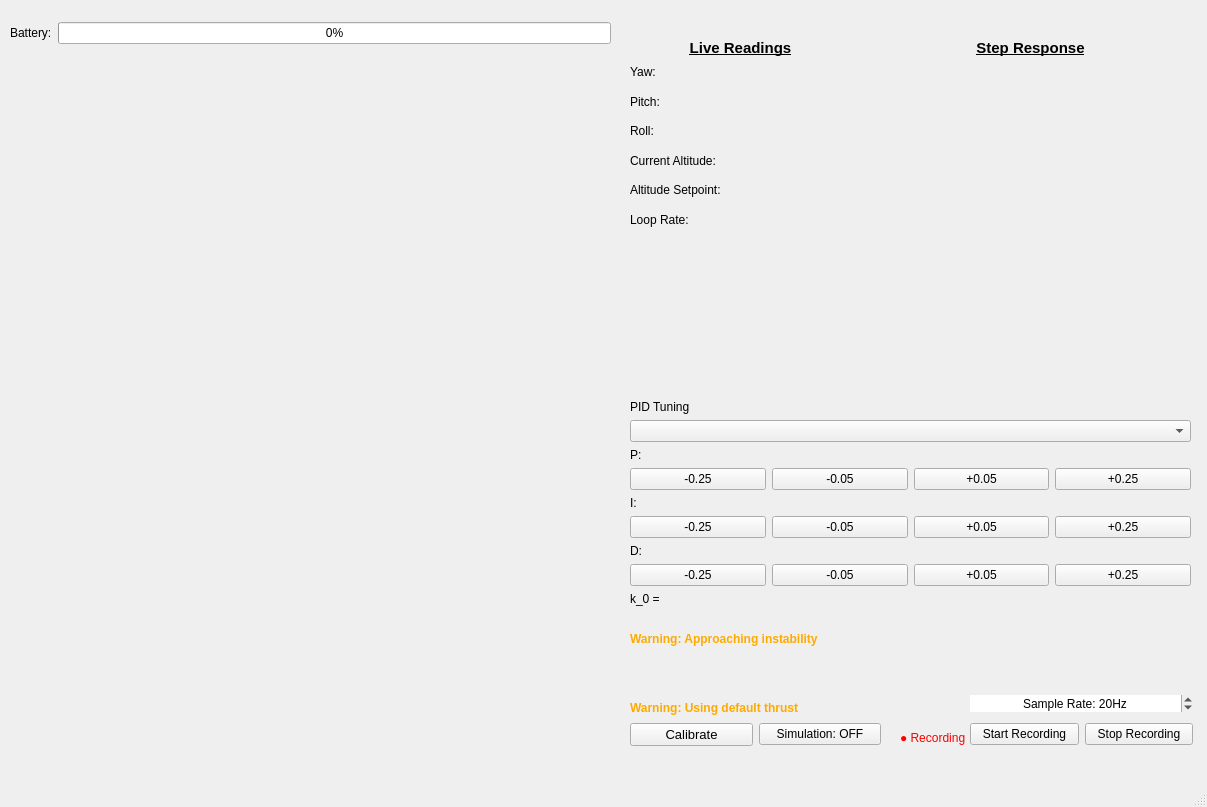
Qt form GUI/ui/designer files/main_window.ui (Jone-the-creator/Digital_Twin_client) before a commit.
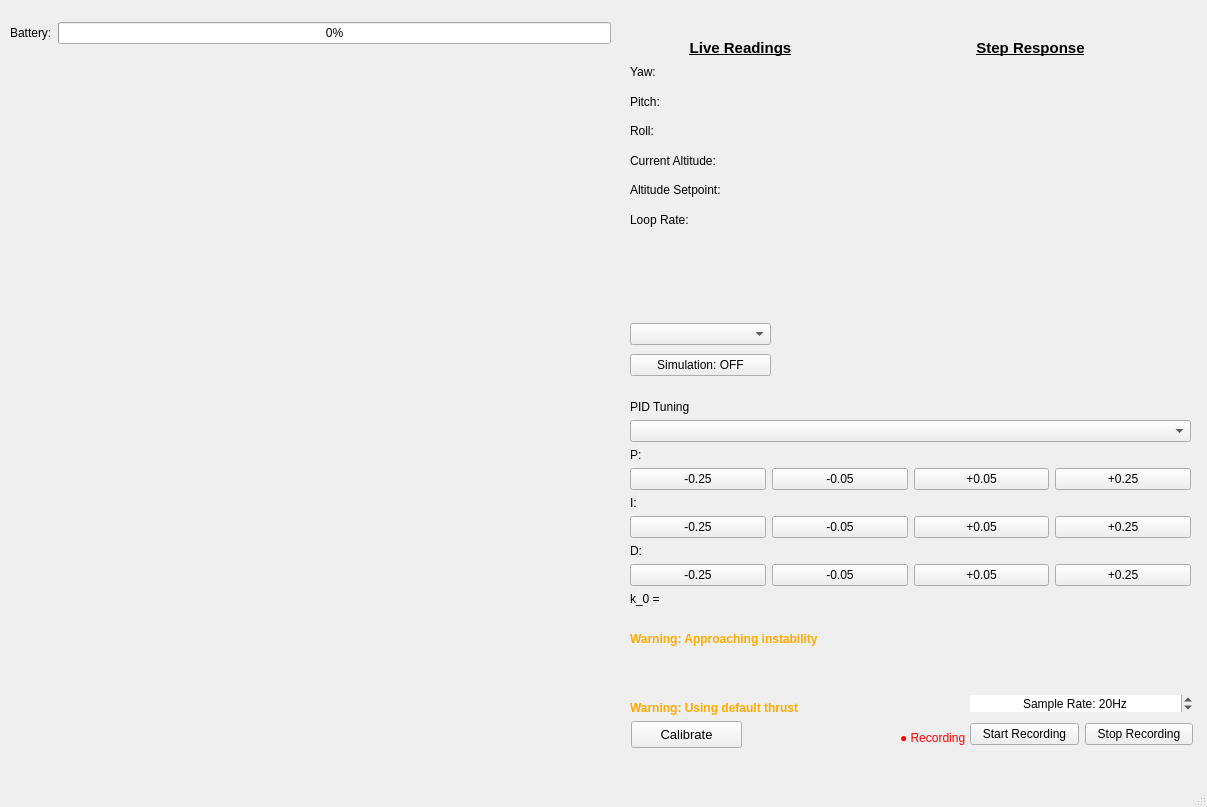
The same form after that commit.

Commit message: switch between sim models

```diff
--- a/GUI/ui/designer files/main_window.ui
+++ b/GUI/ui/designer files/main_window.ui
@@ -412,7 +412,7 @@
      <string>Warning: Using default thrust</string>
     </property>
    </widget>
-   <widget class="QWidget" name="">
+   <widget class="QWidget" name="layoutWidget">
     <property name="geometry">
      <rect>
       <x>970</x>
@@ -487,18 +487,15 @@
      </item>
     </layout>
    </widget>
-   <widget class="QWidget" name="">
-    <property name="geometry">
-     <rect>
-      <x>630</x>
-      <y>720</y>
-      <width>251</width>
-      <height>29</height>
-     </rect>
-    </property>
-    <layout class="QHBoxLayout" name="horizontalLayout_6">
-     <item>
       <widget class="QPushButton" name="calibrate_button">
+    <property name="geometry">
+     <rect>
+      <x>631</x>
+      <y>721</y>
+      <width>111</width>
+      <height>27</height>
+     </rect>
+    </property>
        <property name="font">
         <font>
          <pointsize>10</pointsize>
@@ -511,6 +508,18 @@
         <string>Calibrate</string>
        </property>
       </widget>
+   <widget class="QWidget" name="">
+    <property name="geometry">
+     <rect>
+      <x>630</x>
+      <y>320</y>
+      <width>141</width>
+      <height>60</height>
+     </rect>
+    </property>
+    <layout class="QVBoxLayout" name="verticalLayout_6">
+     <item>
+      <widget class="QComboBox" name="model_select"/>
      </item>
      <item>
       <widget class="QPushButton" name="sim_btn">
```
Lines whose indentation alone changed are shown as unchanged. The commit also changes 5 other files.
